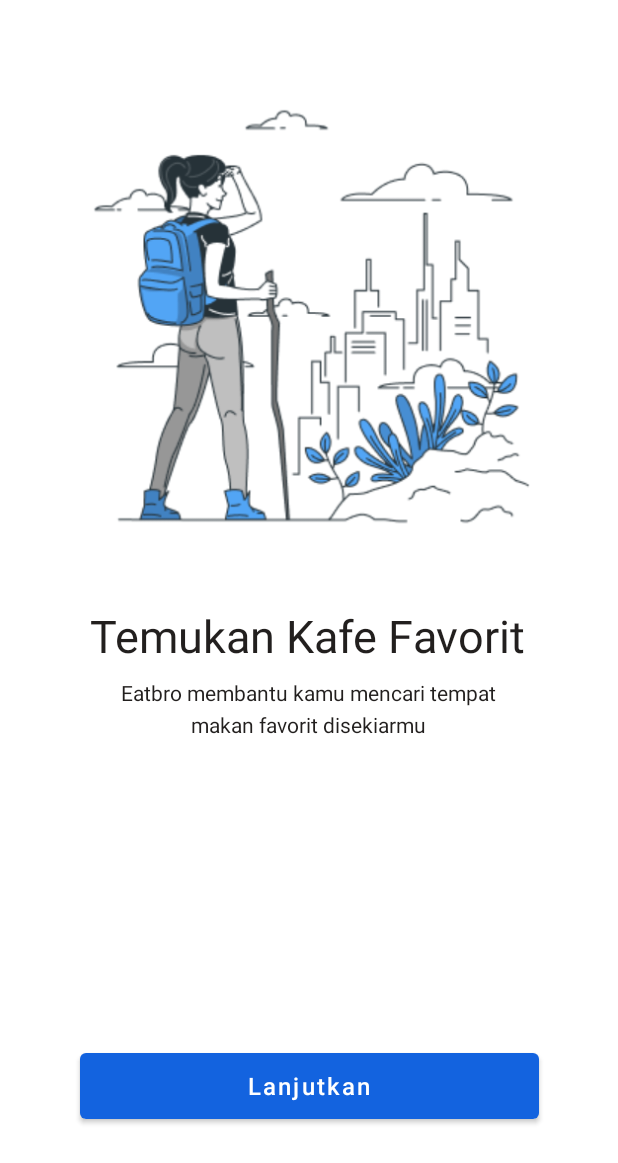
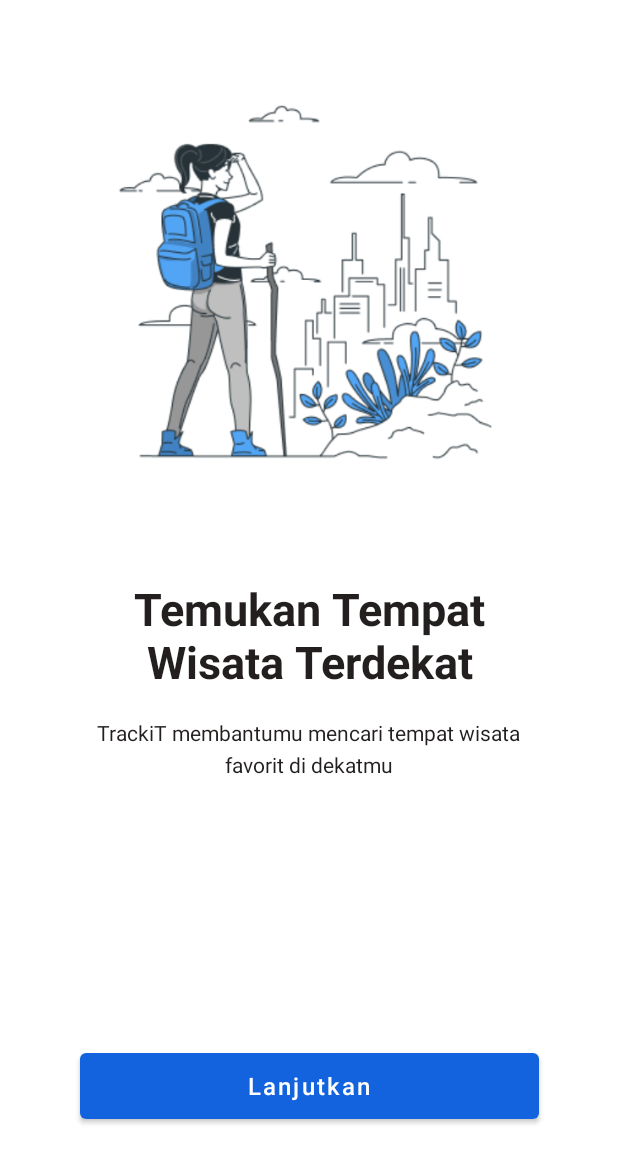
Before and after one commit to angjaay/TrackiT-AKB, an Android app: the screen it shows after launch (SliderActivity), on a phone screen of 412 x 824 dp. Shown: the top 1163 px of the screen. Run offline under Robolectric (Android 15) with nearby library versions, the light colour scheme and no system bars.

Commit message:
ubah slogan viewpager

```diff
--- a/app/src/main/res/layout/slider1.xml
+++ b/app/src/main/res/layout/slider1.xml
@@ -8,25 +8,26 @@
 
     <ImageView
         android:id="@+id/imageView"
-        android:layout_width="382dp"
-        android:layout_height="319dp"
+        android:layout_width="313dp"
+        android:layout_height="273dp"
         android:layout_marginTop="52dp"
         app:layout_constraintEnd_toEndOf="parent"
         app:layout_constraintHorizontal_bias="0.444"
         app:layout_constraintStart_toStartOf="parent"
         app:layout_constraintTop_toTopOf="parent"
-        app:srcCompat="@drawable/slider1"/>
+        app:srcCompat="@drawable/slider1" />
 
     <TextView
         android:id="@+id/textView"
-        android:layout_width="wrap_content"
-        android:layout_height="wrap_content"
-        android:layout_marginTop="32dp"
-        android:text="Temukan Kafe Favorit"
+        android:layout_width="291dp"
+        android:layout_height="69dp"
+        android:layout_marginTop="60dp"
+        android:text="@string/temukan_tempat_wisata_terdekat"
+        android:textAlignment="center"
         android:textColor="#221F1E"
         android:textSize="30sp"
+        android:textStyle="bold"
         app:layout_constraintEnd_toEndOf="parent"
-        app:layout_constraintHorizontal_bias="0.493"
         app:layout_constraintStart_toStartOf="parent"
         app:layout_constraintTop_toBottomOf="@+id/imageView" />
 
@@ -34,10 +35,9 @@
         android:id="@+id/textView2"
         android:layout_width="288dp"
         android:layout_height="51dp"
-        android:layout_marginTop="8dp"
+        android:layout_marginTop="24dp"
         android:lineSpacingExtra="5sp"
-        android:text="Eatbro membantu kamu mencari
-tempat makan favorit disekiarmu"
+        android:text="@string/trackit_membantumu_mencari_tempat_wisata_favorit_di_dekatmu"
         android:textAlignment="center"
         android:textColor="#221F1E"
         app:layout_constraintEnd_toEndOf="parent"
@@ -46,5 +46,4 @@
         app:layout_constraintTop_toBottomOf="@+id/textView" />
 
 
-
 </androidx.constraintlayout.widget.ConstraintLayout>
--- a/app/src/main/res/values/strings.xml
+++ b/app/src/main/res/values/strings.xml
@@ -9,4 +9,10 @@
 
     <string name="hello_first_fragment">Hello first fragment</string>
     <string name="hello_second_fragment">Hello second fragment. Arg: %1$s</string>
+    <string name="trackit_membantumu_mencari_tempat_wisata_favorit_di_dekatmu">TrackiT membantumu mencari tempat wisata favorit di dekatmu</string>
+    <string name="temukan_tempat_wisata_terdekat">Temukan Tempat Wisata Terdekat</string>
+    <string name="sesuaikan_jadwal_liburanmu">Sesuaikan Jadwal Liburanmu</string>
+    <string name="trackit_membantumu_untuk_melihat_informasi_jadwal_buka_tujuan_tempat_wisatamu">TrackiT membantumu untuk melihat informasi jadwal buka tujuan tempat wisatamu</string>
+    <string name="trackit_memberimu_informasi_terkait_lokasi_tempat_wisatamu">TrackiT memberimu informasi terkait lokasi tempat wisatamu</string>
+    <string name="lacak_lokasi_tempat_wisata">Lacak Lokasi Tempat Wisata</string>
 </resources>
```
Also changed, not shown: app/src/main/res/layout/slider2.xml (+11 -9 lines), app/src/main/res/layout/slider3.xml (+12 -10 lines).
